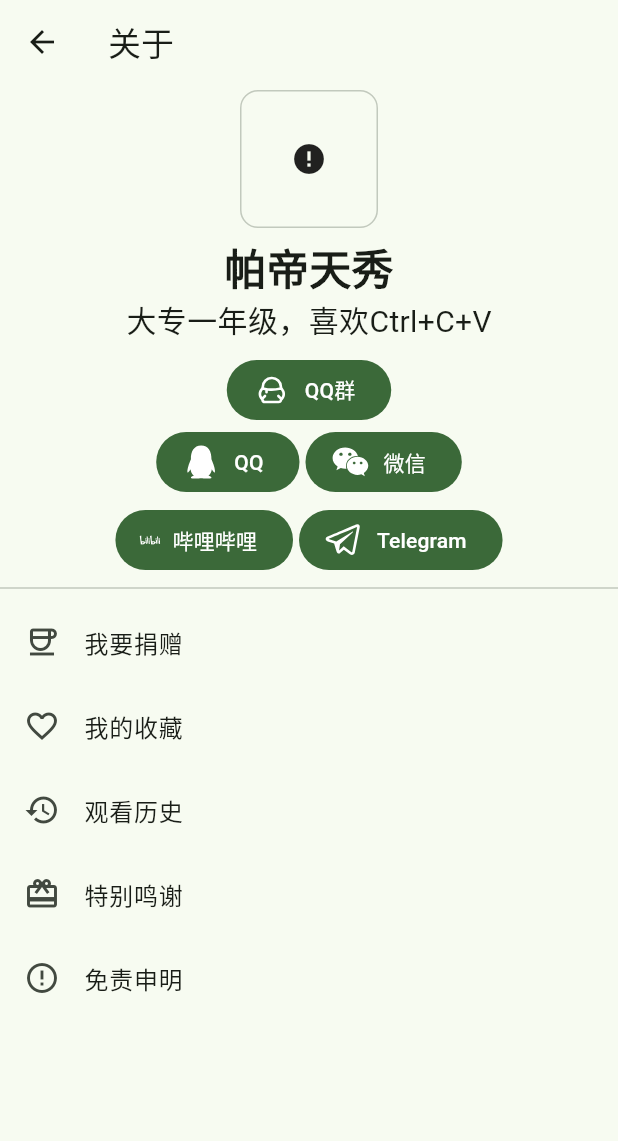
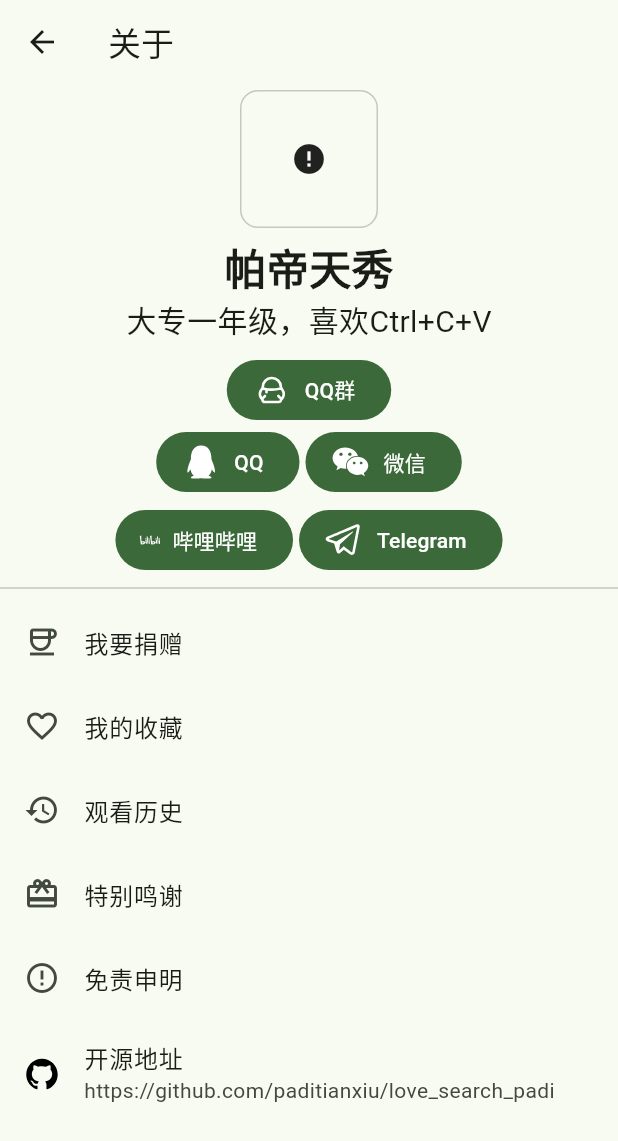
Before and after one commit to paditianxiu/love_search_padi, a Flutter app: the MinePage screen opened by its route, on a phone screen of 412 x 824 dp. Shown: the top 1141 px of the screen. Run offline on Flutter 3.47's test engine with Material 3 defaults, Android fonts, the phone set to English and light mode, and no system bars; drawn by our look-alikes of cached_network_image; our stand-ins replace dio, flutter_svg, shared_preferences, wakelock_plus; missing offline and left inert: fijkplayer; accounts and stored records are empty; network calls fail.

Commit message:
Update MinePage.dart

```diff
--- a/lib/pages/home/MinePage.dart
+++ b/lib/pages/home/MinePage.dart
@@ -315,6 +315,24 @@ class MinePage extends StatelessWidget {
               title: const Text("免责申明"),
               leading: const Icon(Icons.error_outline),
             ),
+            ListTile(
+              onTap: () async {
+                const url = 'https://github.com/paditianxiu/love_search_padi';
+                if (await canLaunch(url)) {
+                  await launch(url);
+                } else {
+                  throw 'Could not launch $url';
+                }
+              },
+              title: const Text("开源地址"),
+              subtitle:
+                  const Text("https://github.com/paditianxiu/love_search_padi"),
+              leading: SvgPicture.string(
+                '''<svg t="1712478555084" class="icon" viewBox="0 0 1024 1024" version="1.1" xmlns="http://www.w3.org/2000/svg" p-id="4245" width="32" height="32"><path d="M511.6 76.3C264.3 76.2 64 276.4 64 523.5 64 718.9 189.3 885 363.8 946c23.5 5.9 19.9-10.8 19.9-22.2v-77.5c-135.7 15.9-141.2-73.9-150.3-88.9C215 726 171.5 718 184.5 703c30.9-15.9 62.4 4 98.9 57.9 26.4 39.1 77.9 32.5 104 26 5.7-23.5 17.9-44.5 34.7-60.8-140.6-25.2-199.2-111-199.2-213 0-49.5 16.3-95 48.3-131.7-20.4-60.5 1.9-112.3 4.9-120 58.1-5.2 118.5 41.6 123.2 45.3 33-8.9 70.7-13.6 112.9-13.6 42.4 0 80.2 4.9 113.5 13.9 11.3-8.6 67.3-48.8 121.3-43.9 2.9 7.7 24.7 58.3 5.5 118 32.4 36.8 48.9 82.7 48.9 132.3 0 102.2-59 188.1-200 212.9 23.5 23.2 38.1 55.4 38.1 91v112.5c0.8 9 0 17.9 15 17.9 177.1-59.7 304.6-227 304.6-424.1 0-247.2-200.4-447.3-447.5-447.3z" p-id="4246"></path></svg>''',
+                width: 24,
+                height: 24,
+              ),
+            ),
           ])
         ],
       )),
```
